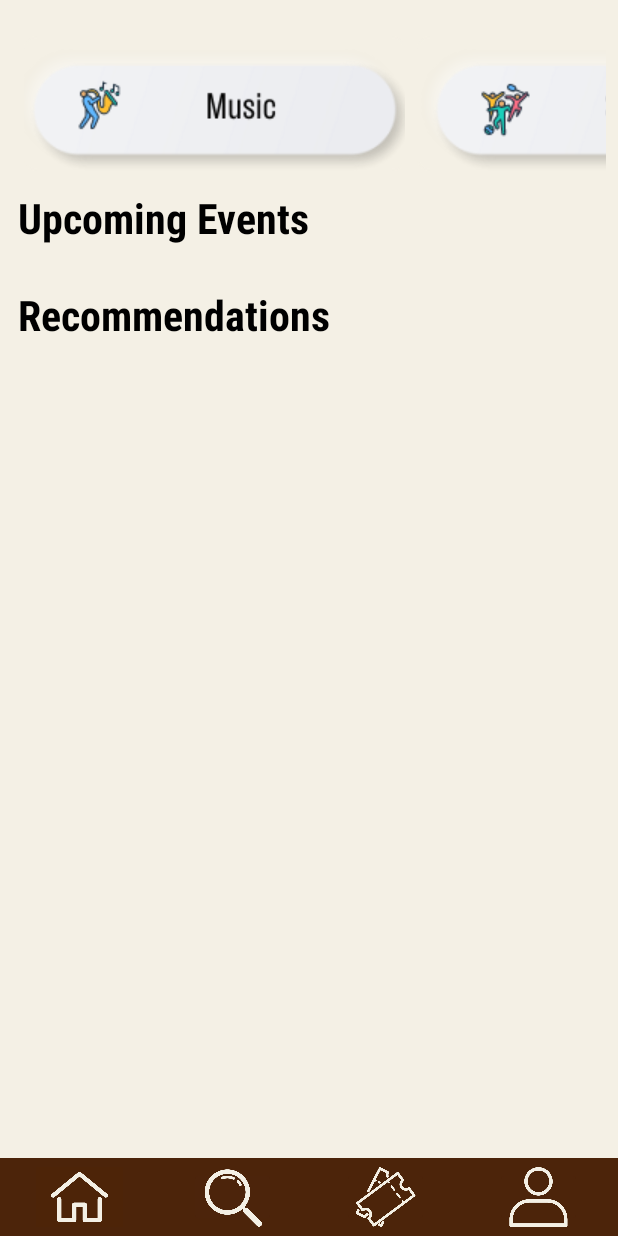
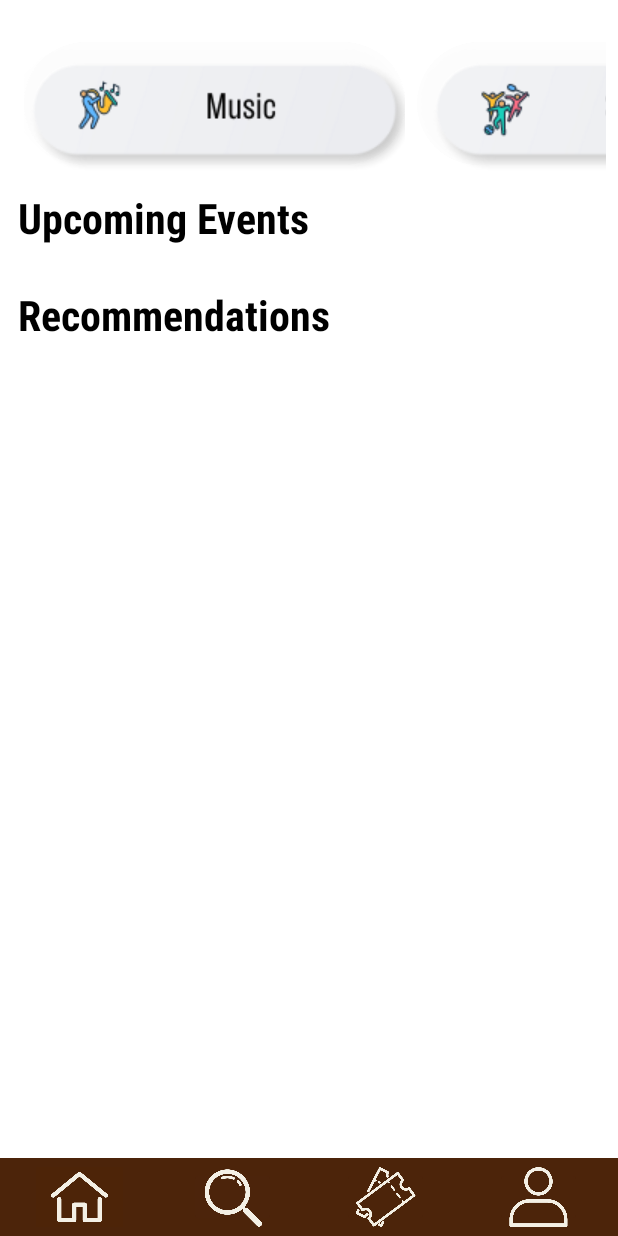
Before and after one commit to emery97/MAD24_P02_Team3, an Android app: the homepage screen opened directly, with no data from a screen before it, on a phone screen of 412 x 824 dp. Run offline under Robolectric (Android 15) with nearby library versions, the phone set to English and light mode, and no system bars; our stand-ins replace Firebase (no records; nobody signed in at launch, a user with empty details on screens opened directly); pictures from the network do not load; Roboto replaces fonts that are not available here.

Commit message:
updated almost everything on homepage to pure white

```diff
--- a/app/src/main/res/layout/activity_homepage.xml
+++ b/app/src/main/res/layout/activity_homepage.xml
@@ -5,7 +5,7 @@
     android:layout_width="match_parent"
     android:layout_height="match_parent"
     android:fitsSystemWindows="true"
-    android:background="#F4F0E5">
+    android:background="#FFFFFF">
 
     <androidx.core.widget.NestedScrollView
         android:id="@+id/nestedScrollView"
@@ -90,8 +90,7 @@
                 android:layout_height="wrap_content"
                 android:layout_margin="4dp"
                 android:layout_marginStart="8dp"
-                android:layout_marginEnd="8dp"
-                android:background="#F4F0E5" />
+                android:layout_marginEnd="8dp" />
 
         </LinearLayout>
     </androidx.core.widget.NestedScrollView>
--- a/app/src/main/res/layout/horizontal_buttons.xml
+++ b/app/src/main/res/layout/horizontal_buttons.xml
@@ -4,7 +4,7 @@
     xmlns:app="http://schemas.android.com/apk/res-auto"
     android:layout_width="match_parent"
     android:layout_height="wrap_content"
-    android:background="#F4F0E5">
+    android:background="#FFFFFF">
 
     <HorizontalScrollView
         android:layout_width="match_parent"
@@ -25,57 +25,49 @@
                 android:layout_width="254dp"
                 android:layout_height="90dp"
                 android:layout_marginEnd="8dp"
-                android:background="@drawable/button_background"
+                android:backgroundTint="#FDFDFD"
                 android:drawableTop="@drawable/filter_music_icon"
                 android:drawablePadding="2dp"
                 android:gravity="center"
                 android:minWidth="0dp"
                 android:padding="4dp"
-                android:paddingStart="240dp"
-                android:text="Music"
-                android:textColor="#000000" />
+                android:paddingStart="240dp" />
 
             <Button
                 android:id="@+id/filterSports"
                 android:layout_width="268dp"
                 android:layout_height="90dp"
                 android:layout_marginEnd="8dp"
-                android:background="@drawable/button_background"
+                android:backgroundTint="#FDFDFD"
                 android:drawableTop="@drawable/filter_sports_icon"
                 android:drawablePadding="2dp"
                 android:gravity="center"
                 android:padding="4dp"
-                android:paddingStart="240dp"
-                android:text="Sports"
-                android:textColor="#000000" />
+                android:paddingStart="240dp" />
 
             <Button
                 android:id="@+id/filterDance"
                 android:layout_width="254dp"
                 android:layout_height="90dp"
                 android:layout_marginEnd="8dp"
-                android:background="@drawable/button_background"
+                android:backgroundTint="#FDFDFD"
                 android:drawableTop="@drawable/filter_dance_icon"
                 android:drawablePadding="2dp"
                 android:gravity="center"
                 android:padding="4dp"
-                android:paddingStart="240dp"
-                android:text="Dance"
-                android:textColor="#000000" />
+                android:paddingStart="240dp" />
 
             <Button
                 android:id="@+id/filterFamily"
                 android:layout_width="258dp"
                 android:layout_height="90dp"
                 android:layout_marginEnd="8dp"
-                android:background="@drawable/button_background"
+                android:backgroundTint="#FDFDFD"
                 android:drawableTop="@drawable/filter_family_icon"
                 android:drawablePadding="2dp"
                 android:gravity="center"
                 android:padding="4dp"
-                android:paddingStart="240dp"
-                android:text="Family"
-                android:textColor="#000000" />
+                android:paddingStart="240dp"/>
 
         </LinearLayout>
     </HorizontalScrollView>
```
